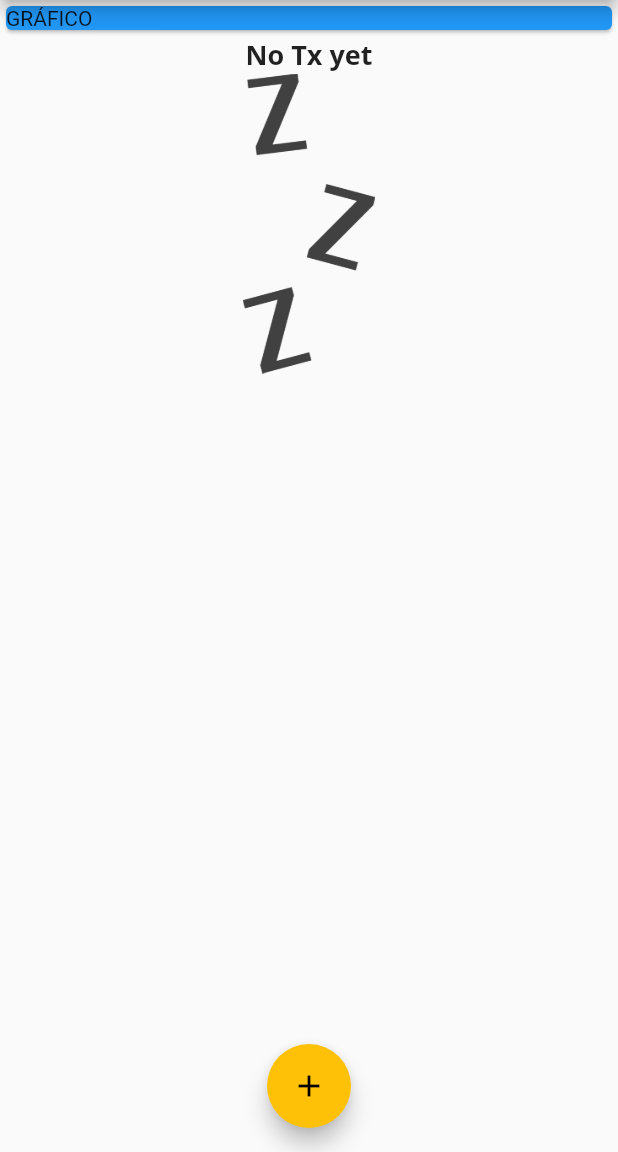
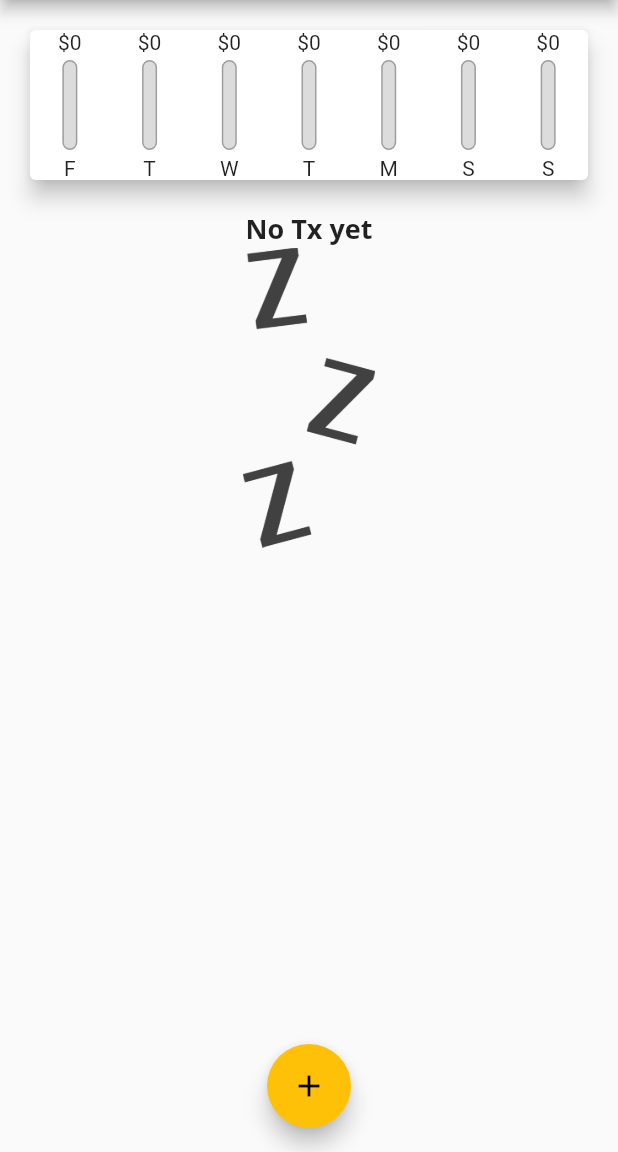
Before and after one commit to elJamesSnz/weekly_expenses, a Flutter app: the screen it shows after launch, on a phone screen of 412 x 824 dp, the part 84-1236 px from its top. Run offline on Flutter 3.47's test engine with Material 2 defaults, Android fonts, the phone set to English and light mode, and no system bars.

Commit message:
Chart Bar
Added Chart Bar widget
Chart Bar now shows the % of money spent in the last 7 days.
Chart bar considers the daily spent vs total spent to fill the bars

```diff
--- a/lib/main.dart
+++ b/lib/main.dart
@@ -4,9 +4,10 @@ import 'package:flutter/material.dart';
 //3rd party imports
 
 //my imports
-import './models/tx.dart';
 import './widgets/txs_list.dart';
 import './widgets/add_txs.dart';
+import './widgets/chart.dart';
+import './models/tx.dart';
 
 void main() => runApp(MyApp());
 
@@ -44,6 +45,12 @@ class _HomePageState extends State<HomePage> {
     //Tx(id: 'Tx1', name: 'Food', amount: 299.23, date: DateTime.now()),
     //Tx(id: 'Tx2', name: 'Videogame: MW2', amount: 129.99, date: DateTime.now()),
   ];
+
+  List<Tx> get _recentTx {
+    return _listTxs.where((tx) {
+      return tx.date.isAfter(DateTime.now().subtract(Duration(days: 7)));
+    }).toList();
+  }
 
   void _addNewTx(String name, double amount) {
     final newTx = Tx(
@@ -88,13 +95,7 @@ class _HomePageState extends State<HomePage> {
             //mainAxisAlignment: MainAxisAlignment.start,
             crossAxisAlignment: CrossAxisAlignment.stretch,
             children: [
-              Container(
-                width: double.infinity,
-                child: Card(
-                  color: Colors.blue,
-                  child: Text('GRÁFICO'),
-                ),
-              ),
+              Chart(_recentTx),
               TxsList(_listTxs),
             ]),
       ),
--- /dev/null
+++ b/lib/widgets/chart.dart
@@ -0,0 +1,64 @@
+import 'package:flutter/material.dart';
+import 'package:intl/intl.dart';
+
+import './chart_bar.dart';
+import '../models/tx.dart';
+
+class Chart extends StatelessWidget {
+  final List<Tx> recentTxs;
+  Chart(this.recentTxs);
+
+  List<Map<String, Object>> get groupedTxs {
+    //generate a new list
+    return List.generate(7, (index) {
+      //second element to generate
+      final weekDay = DateTime.now().subtract(Duration(days: index));
+      var totalSum = 0.0;
+
+      //the recentTxs ant index i is verified
+      for (int i = 0; i < recentTxs.length; i++) {
+        if (recentTxs[i].date.day == weekDay.day &&
+            recentTxs[i].date.month == weekDay.month &&
+            recentTxs[i].date.year == weekDay.year) {
+          totalSum += recentTxs[i].amount;
+        }
+      }
+
+      return {
+        'day': DateFormat.E().format(weekDay).substring(0, 1),
+        'amount': totalSum
+      };
+    });
+  }
+
+  double get maxAmountSpent {
+    //fold change a list to another type according to the function passed as agm
+    //receives prev value and the value to interact with
+    return groupedTxs.fold(0.0, (sum, item) {
+      double amount = item['amount'] as double;
+      return sum + amount;
+    });
+  }
+
+  @override
+  Widget build(BuildContext context) {
+    print(groupedTxs);
+    return Card(
+      elevation: 6,
+      margin: EdgeInsets.all(20),
+      child: Row(
+        mainAxisAlignment: MainAxisAlignment.spaceAround,
+        children: groupedTxs.map((data) {
+          return Flexible(
+              fit: FlexFit.tight,
+              child: ChartBar(
+                  data['day'] as String,
+                  data['amount'] as double,
+                  maxAmountSpent == 0.0
+                      ? 0.0
+                      : (data['amount'] as double) / maxAmountSpent));
+        }).toList(),
+      ),
+    );
+  }
+}
--- /dev/null
+++ b/lib/widgets/chart_bar.dart
@@ -0,0 +1,53 @@
+import 'package:flutter/src/foundation/key.dart';
+import 'package:flutter/src/widgets/framework.dart';
+
+import 'package:flutter/material.dart';
+
+class ChartBar extends StatelessWidget {
+  final String labelTxt;
+  final double spentAmount;
+  final double spentPct;
+
+  //constructor w/ named arguments
+  ChartBar(this.labelTxt, this.spentAmount, this.spentPct);
+
+  @override
+  Widget build(BuildContext context) {
+    return Column(
+      children: [
+        Text('\$${spentAmount.toStringAsFixed(0)}'),
+        SizedBox(
+          height: 4,
+        ),
+        Container(
+          height: 60,
+          width: 10,
+          child: Stack(
+            children: [
+              Container(
+                decoration: BoxDecoration(
+                  border: Border.all(color: Colors.grey, width: 1.0),
+                  color: Color.fromRGBO(220, 220, 220, 1),
+                  borderRadius: BorderRadius.circular(20),
+                ),
+              ),
+              //values from 0 to 1 where 1 is 100% of container value
+              FractionallySizedBox(
+                heightFactor: spentPct,
+                child: Container(
+                  decoration: BoxDecoration(
+                      color: Theme.of(context).primaryColor,
+                      borderRadius: BorderRadius.circular(10)),
+                ),
+              ),
+            ],
+          ),
+        ),
+        SizedBox(
+          height: 4,
+        ),
+        Text(labelTxt),
+      ],
+    );
+  }
+}
```
